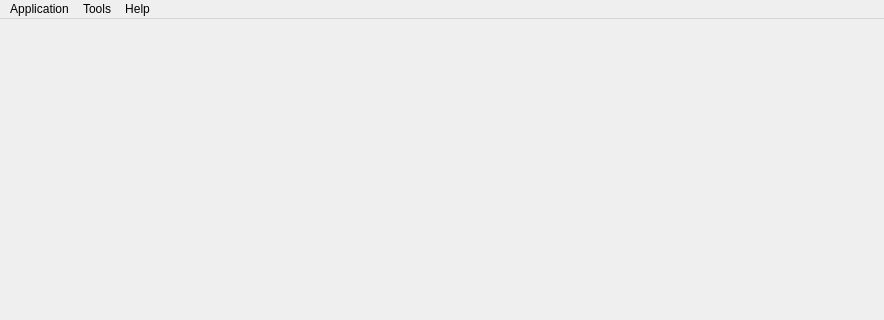
Qt form mtrack/mainwindow.ui (kyledevans/Medicine-Track) before a commit; both pictures show x 0 to 884 and y 0 to 320 of the 884 by 567 pixel window.
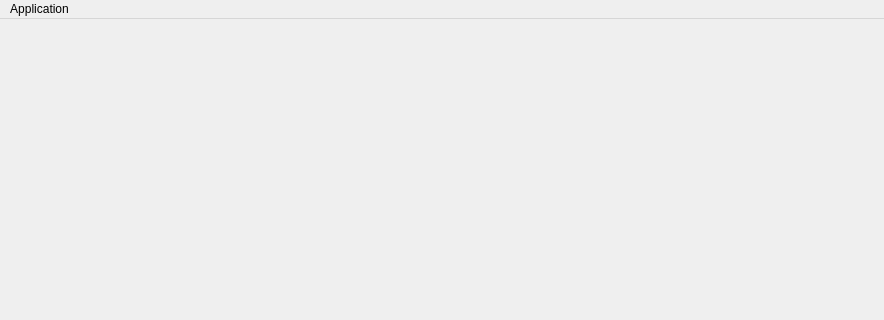
The same form after that commit.

Commit message: Added tooltips to config dialog. 	modified:   mtrack/mainwindow.ui 	modified:   mtrack/mtconfig.cpp 	modified:   mtrack/mtconfig.ui 	modified:   mtrack/mtsettings.cpp 	modified:   mtrack/mtsettings.h

Diff of the .ui file:
```diff
--- a/mtrack/mainwindow.ui
+++ b/mtrack/mainwindow.ui
@@ -46,22 +46,11 @@
     <property name="title">
      <string>Application</string>
     </property>
-    <addaction name="actionQuit"/>
-   </widget>
-   <widget class="QMenu" name="menuTools">
-    <property name="title">
-     <string>Tools</string>
-    </property>
     <addaction name="optionsAction"/>
-   </widget>
-   <widget class="QMenu" name="menuHelp">
-    <property name="title">
-     <string>Help</string>
-    </property>
+    <addaction name="separator"/>
+    <addaction name="actionQuit"/>
    </widget>
    <addaction name="menuMedicine_Track"/>
-   <addaction name="menuTools"/>
-   <addaction name="menuHelp"/>
   </widget>
   <widget class="QStatusBar" name="statusBar"/>
   <action name="actionQuit">
```
The commit also changes 4 other files.
